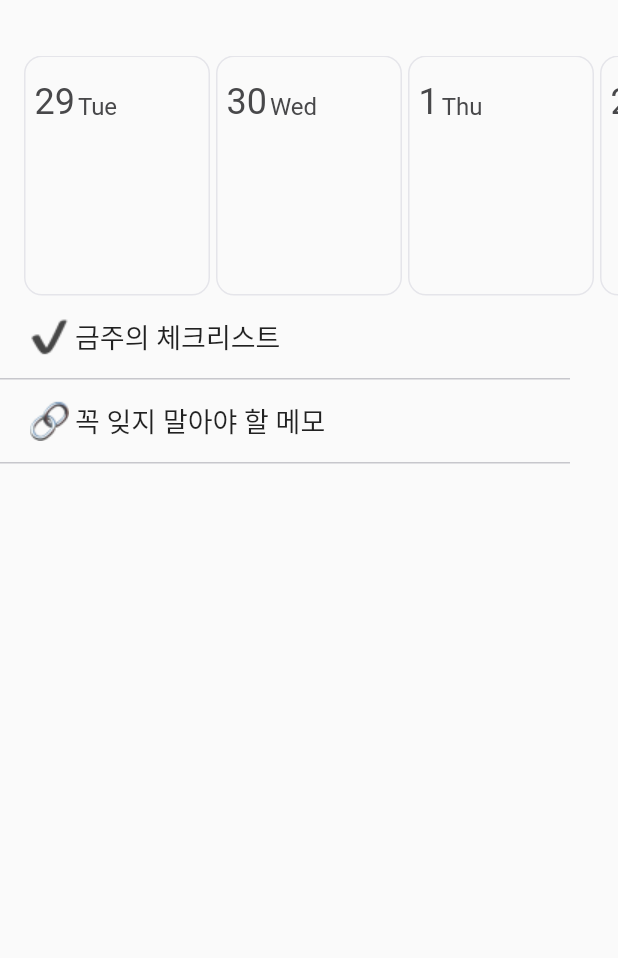
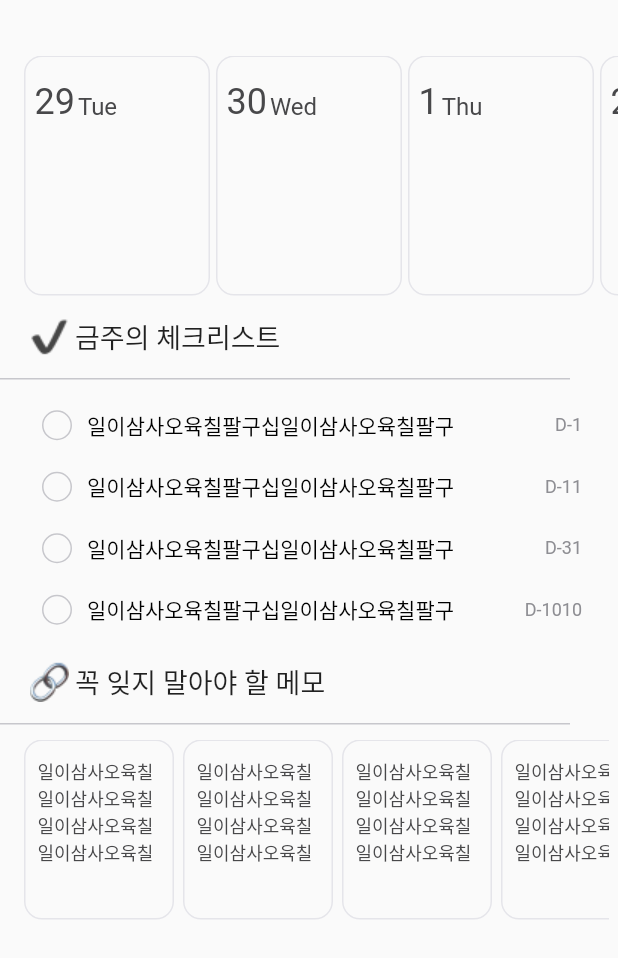
Before and after one commit to woori-side-team/calendar, a Flutter app: the WeekView widget shown alone on an empty page, opened directly, on a phone screen of 412 x 824 dp. Shown: the top 958 px of the screen. Run offline on Flutter 3.47's test engine with Material 2 defaults, Android fonts, the phone set to English and light mode, and no system bars; our stand-ins replace carousel_slider, flutter_svg, freezed_annotation, get_it, hive, hive_flutter and 2 more; accounts and stored records are empty; generated files the repository leaves out were written again; Roboto replaces fonts that are missing (Pretendard).

Commit message:
[feat] 체크리스트 및 메모 UI 구현
* 체크리스트 column 구현
* 메모 카드 row 구현
* WeekView 부분 메서드 대신 Widget 분리 방식으로 리팩토링

```diff
--- a/lib/presentation/widgets/schedule/week_view.dart
+++ b/lib/presentation/widgets/schedule/week_view.dart
@@ -4,18 +4,61 @@ import 'package:flutter/material.dart';
 import 'package:flutter_svg/flutter_svg.dart';
 import 'package:visibility_detector/visibility_detector.dart';
 
-class WeekView extends StatefulWidget {
+class WeekView extends StatelessWidget {
   const WeekView({super.key});
 
   @override
-  State<StatefulWidget> createState() {
-    return _WeekViewState();
+  Widget build(BuildContext context) {
+    return Expanded(
+        child: SingleChildScrollView(
+            scrollDirection: Axis.vertical,
+            child: Container(
+                margin: const EdgeInsets.only(top: 37, bottom: 72),
+                child: Column(children: [
+                  const _DayRow(),
+                  _SectionTitle(
+                      icon: Image.asset('assets/icons/week_view_checklist.png'),
+                      title: '금주의 체크리스트'),
+                  const _ChecklistColumn(),
+                  _SectionTitle(
+                      icon: Image.asset('assets/icons/week_view_memo.png'),
+                      title: '꼭 잊지 말아야 할 메모'),
+                  const _MemoRow()
+                ]))));
   }
 }
 
-class _WeekViewState extends State<WeekView> {
-  static const _dayNames = ["Sun", "Mon", "Tue", "Wed", "Thu", "Fri", "Sat"];
+class _SectionTitle extends StatelessWidget {
+  final Widget icon;
+  final String title;
 
+  const _SectionTitle({super.key, required this.icon, required this.title});
+
+  @override
+  Widget build(BuildContext context) {
+    return Container(
+        margin: const EdgeInsets.only(right: 32, bottom: 10),
+        padding: const EdgeInsets.only(top: 14, bottom: 14, left: 20),
+        decoration: BoxDecoration(
+            border: Border(bottom: BorderSide(color: CustomTheme.gray.gray3))),
+        child: Row(children: [
+          icon,
+          const SizedBox(width: 4),
+          Text(title, style: const TextStyle(fontSize: 18))
+        ]));
+  }
+}
+
+class _DayRow extends StatefulWidget {
+  const _DayRow({super.key});
+
+  @override
+  State<StatefulWidget> createState() {
+    return _DayRowState();
+  }
+}
+
+class _DayRowState extends State<_DayRow> {
   late ScrollController _scrollController;
   late DateTime _startDayDate;
 
@@ -27,7 +70,59 @@ class _WeekViewState extends State<WeekView> {
     _startDayDate = CustomDateUtils.getNow();
   }
 
-  Widget _createDayCard(DateTime dayDate) {
+  @override
+  Widget build(BuildContext context) {
+    final List<DateTime> dayDates = [_startDayDate];
+
+    for (var i = 1; i <= 6; i++) {
+      dayDates.add(DateTime(
+          _startDayDate.year, _startDayDate.month, _startDayDate.day + i));
+    }
+
+    return SingleChildScrollView(
+        scrollDirection: Axis.horizontal,
+        controller: _scrollController,
+        child: Container(
+            margin: const EdgeInsets.only(left: 16, right: 16),
+            child: Wrap(spacing: 4, children: [
+              ...dayDates.map((dayDate) => _DayCard(dayDate: dayDate)),
+              VisibilityDetector(
+                  key: const Key("NextWeekMarker"),
+                  onVisibilityChanged: (visibilityInfo) {
+                    if (visibilityInfo.visibleFraction == 1.0) {
+                      _scrollController.animateTo(0,
+                          duration: const Duration(milliseconds: 500),
+                          curve: Curves.ease);
+
+                      setState(() {
+                        _startDayDate = DateTime(_startDayDate.year,
+                            _startDayDate.month, _startDayDate.day + 7);
+                      });
+                    }
+                  },
+                  child: Container(
+                      width: 46,
+                      height: 160,
+                      decoration: BoxDecoration(
+                          border: Border.all(
+                              color: CustomTheme.gray.gray5, width: 1),
+                          borderRadius:
+                              const BorderRadius.all(Radius.circular(12))),
+                      child: SvgPicture.asset(
+                          'assets/icons/week_view_next_week.svg')))
+            ])));
+  }
+}
+
+class _DayCard extends StatelessWidget {
+  static const _dayNames = ["Sun", "Mon", "Tue", "Wed", "Thu", "Fri", "Sat"];
+
+  final DateTime dayDate;
+
+  const _DayCard({super.key, required this.dayDate});
+
+  @override
+  Widget build(BuildContext context) {
     final textColor = dayDate.weekday == DateTime.sunday
         ? CustomTheme.tint.red
         : dayDate.weekday == DateTime.saturday
@@ -54,73 +149,96 @@ class _WeekViewState extends State<WeekView> {
               ])
         ]));
   }
+}
 
-  Widget _createNextWeekMarker() {
-    return VisibilityDetector(
-        key: const Key("NextWeekMarker"),
-        onVisibilityChanged: (visibilityInfo) {
-          if (visibilityInfo.visibleFraction == 1.0) {
-            _scrollController.animateTo(0,
-                duration: const Duration(milliseconds: 500),
-                curve: Curves.ease);
+class _ChecklistColumn extends StatelessWidget {
+  const _ChecklistColumn({super.key});
 
-            setState(() {
-              _startDayDate = DateTime(_startDayDate.year, _startDayDate.month,
-                  _startDayDate.day + 7);
-            });
-          }
-        },
-        child: Container(
-            width: 46,
-            height: 160,
-            decoration: BoxDecoration(
-                border: Border.all(color: CustomTheme.gray.gray5, width: 1),
-                borderRadius: const BorderRadius.all(Radius.circular(12))),
-            child: SvgPicture.asset('assets/icons/week_view_next_week.svg')));
+  @override
+  Widget build(BuildContext context) {
+    return Column(children: const [
+      _ChecklistItem(content: '일이삼사오육칠팔구십일이삼사오육칠팔구', dDay: 1),
+      _ChecklistItem(content: '일이삼사오육칠팔구십일이삼사오육칠팔구', dDay: 11),
+      _ChecklistItem(content: '일이삼사오육칠팔구십일이삼사오육칠팔구', dDay: 31),
+      _ChecklistItem(content: '일이삼사오육칠팔구십일이삼사오육칠팔구', dDay: 1010)
+    ]);
   }
+}
 
-  Widget _createDayRow() {
-    final List<DateTime> dayDates = [_startDayDate];
+class _ChecklistItem extends StatelessWidget {
+  final String content;
+  final int dDay;
 
-    for (var i = 1; i <= 6; i++) {
-      dayDates.add(DateTime(
-          _startDayDate.year, _startDayDate.month, _startDayDate.day + i));
-    }
-
-    return SingleChildScrollView(
-        scrollDirection: Axis.horizontal,
-        controller: _scrollController,
-        child: Container(
-            margin: const EdgeInsets.only(left: 16, right: 16),
-            child: Wrap(spacing: 4, children: [
-              ...dayDates.map((dayDate) => _createDayCard(dayDate)),
-              _createNextWeekMarker()
-            ])));
-  }
-
-  Widget _createSectionTitle(Widget icon, String title) {
-    return Container(
-        margin: const EdgeInsets.only(right: 32),
-        padding: const EdgeInsets.only(top: 14, bottom: 14, left: 20),
-        decoration: BoxDecoration(
-            border: Border(bottom: BorderSide(color: CustomTheme.gray.gray3))),
-        child: Row(children: [
-          icon,
-          const SizedBox(width: 4),
-          Text(title, style: const TextStyle(fontSize: 18))
-        ]));
-  }
+  const _ChecklistItem({super.key, required this.content, required this.dDay});
 
   @override
   Widget build(BuildContext context) {
     return Container(
-        margin: const EdgeInsets.only(top: 37),
-        child: Column(children: [
-          _createDayRow(),
-          _createSectionTitle(
-              Image.asset('assets/icons/week_view_checklist.png'), '금주의 체크리스트'),
-          _createSectionTitle(
-              Image.asset('assets/icons/week_view_memo.png'), '꼭 잊지 말아야 할 메모')
+        padding:
+            const EdgeInsets.only(left: 28, right: 24, top: 10, bottom: 10),
+        child: Row(children: [
+          Container(
+              width: 20,
+              height: 20,
+              margin: const EdgeInsets.only(right: 10),
+              decoration: BoxDecoration(
+                  shape: BoxShape.circle,
+                  border: Border.all(color: CustomTheme.gray.gray3, width: 1))),
+          Text(content,
+              style: TextStyle(
+                  color: CustomTheme.label.primary,
+                  fontSize: 14,
+                  fontWeight: FontWeight.w400)),
+          Expanded(
+              child: Text('D-$dDay',
+                  textAlign: TextAlign.right,
+                  style: TextStyle(
+                      color: CustomTheme.gray.gray1,
+                      fontSize: 12,
+                      fontWeight: FontWeight.w400)))
         ]));
   }
 }
+
+class _MemoRow extends StatelessWidget {
+  const _MemoRow({super.key});
+
+  @override
+  Widget build(BuildContext context) {
+    const content = '일이삼사오육칠\n일이삼사오육칠\n일이삼사오육칠\n일이삼사오육칠';
+
+    return Container(
+        padding: const EdgeInsets.only(left: 16, right: 6),
+        child: SingleChildScrollView(
+            scrollDirection: Axis.horizontal,
+            child: Row(children: const [
+              _MemoItem(content: content),
+              _MemoItem(content: content),
+              _MemoItem(content: content),
+              _MemoItem(content: content)
+            ])));
+  }
+}
+
+class _MemoItem extends StatelessWidget {
+  final String content;
+
+  const _MemoItem({super.key, required this.content});
+
+  @override
+  Widget build(BuildContext context) {
+    return Container(
+        width: 100,
+        height: 120,
+        margin: const EdgeInsets.only(right: 6),
+        padding: const EdgeInsets.only(top: 11, bottom: 11, left: 8, right: 8),
+        decoration: BoxDecoration(
+            border: Border.all(color: CustomTheme.gray.gray5, width: 1),
+            borderRadius: const BorderRadius.all(Radius.circular(12))),
+        child: Text(content,
+            style: TextStyle(
+                fontSize: 12,
+                fontWeight: FontWeight.w400,
+                color: CustomTheme.scale.scale8)));
+  }
+}
```
